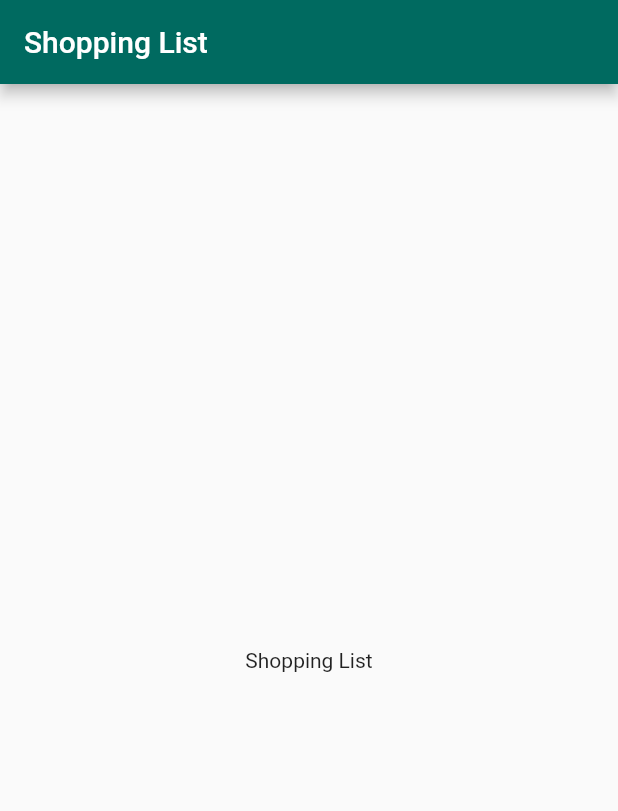
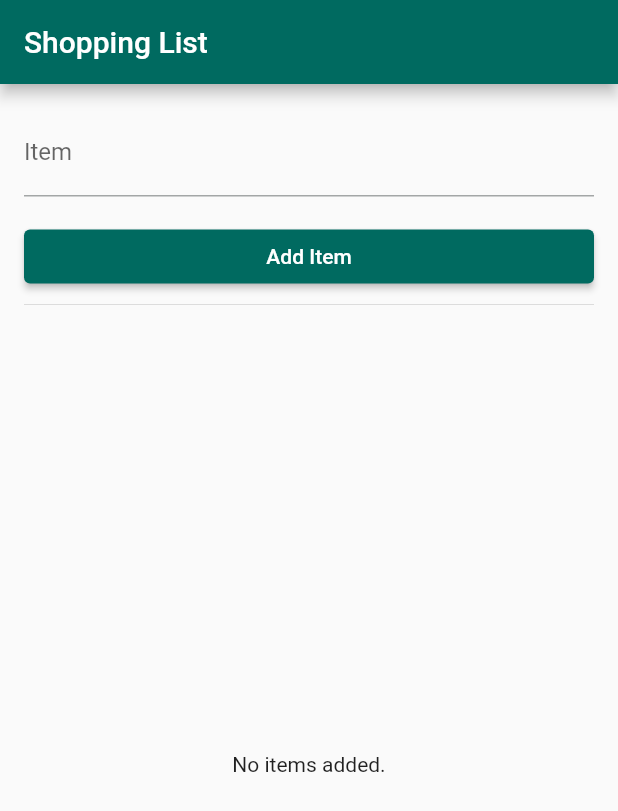
Before and after one commit to sharmadhiraj/Flutter-gRPC-Shopping-List, a Flutter app: the screen it shows after launch, on a phone screen of 412 x 824 dp. Shown: the top 811 px of the screen. Run offline on Flutter 3.47's test engine with Material 3 defaults, Android fonts, the phone set to English and light mode, and no system bars; missing offline and left inert: grpc, protobuf.

Commit message:
Implement UI on client app.

```diff
--- a/grpc_client/lib/main.dart
+++ b/grpc_client/lib/main.dart
@@ -3,11 +3,11 @@ import 'package:grpc_client/screens/home.dart';
 import 'package:grpc_client/util/constants.dart';
 
 void main() {
-  runApp(const ShoppingListAPp());
+  runApp(const ShoppingListApp());
 }
 
-class ShoppingListAPp extends StatelessWidget {
-  const ShoppingListAPp({super.key});
+class ShoppingListApp extends StatelessWidget {
+  const ShoppingListApp({super.key});
 
   @override
   Widget build(BuildContext context) {
--- a/grpc_client/lib/screens/home.dart
+++ b/grpc_client/lib/screens/home.dart
@@ -1,8 +1,16 @@
 import 'package:flutter/material.dart';
 import 'package:grpc_client/util/constants.dart';
 
-class HomeScreen extends StatelessWidget {
+class HomeScreen extends StatefulWidget {
   const HomeScreen({super.key});
+
+  @override
+  State<HomeScreen> createState() => _HomeScreenState();
+}
+
+class _HomeScreenState extends State<HomeScreen> {
+  final TextEditingController _itemController = TextEditingController();
+  final List<String> _shoppingList = [];
 
   @override
   Widget build(BuildContext context) {
@@ -17,8 +25,59 @@ class HomeScreen extends StatelessWidget {
   }
 
   Widget _buildBody() {
-    return const Center(
-      child: Text(Constant.appName),
+    return Padding(
+      padding: const EdgeInsets.all(16),
+      child: Column(
+        crossAxisAlignment: CrossAxisAlignment.stretch,
+        children: [
+          _buildAddItemSection(),
+          const Divider(),
+          _buildShoppingListView(),
+        ],
+      ),
+    );
+  }
+
+  Widget _buildAddItemSection() {
+    return Column(
+      children: [
+        TextField(
+          controller: _itemController,
+          decoration: const InputDecoration(
+            labelText: "Item",
+          ),
+        ),
+        const SizedBox(height: 16),
+        SizedBox(
+          width: double.maxFinite,
+          child: ElevatedButton(
+            onPressed: () {},
+            child: const Text("Add Item"),
+          ),
+        ),
+      ],
+    );
+  }
+
+  Widget _buildShoppingListView() {
+    return Expanded(
+      child: _shoppingList.isEmpty
+          ? const Center(child: Text("No items added."))
+          : ListView.builder(
+              itemCount: _shoppingList.length,
+              itemBuilder: (context, index) =>
+                  _buildShoppingListItem(_shoppingList[index]),
+            ),
+    );
+  }
+
+  Widget _buildShoppingListItem(String item) {
+    return ListTile(
+      title: Text(item),
+      trailing: IconButton(
+        icon: const Icon(Icons.delete),
+        onPressed: () {},
+      ),
     );
   }
 }
```
